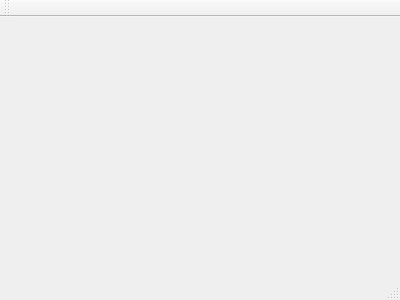
Above: mainwindow.ui from Duponin/easy-firewall before the change. Below: the same form after it.
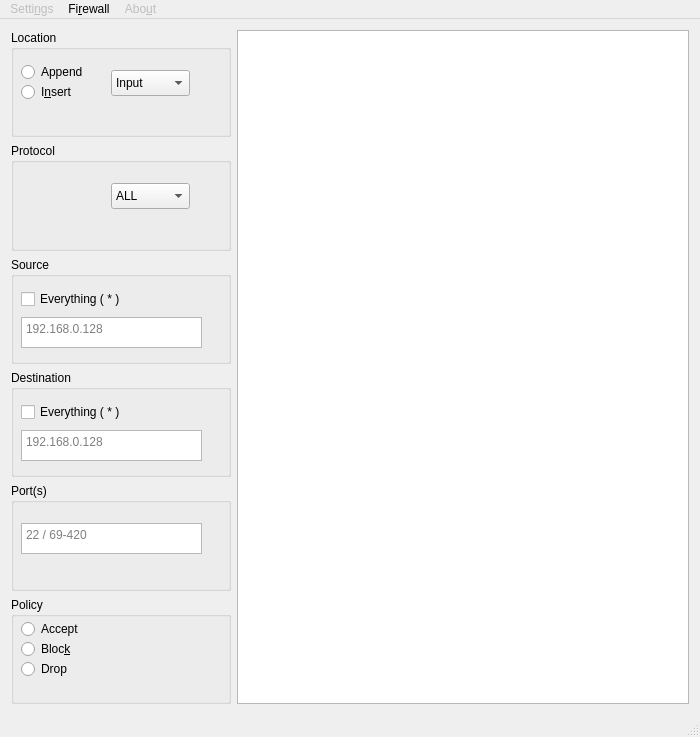
That is the form after the change.

What changed in the file:
```diff
--- a/mainwindow.ui
+++ b/mainwindow.ui
@@ -1,24 +1,484 @@
 <ui version="4.0">
  <class>MainWindow</class>
- <widget class="QMainWindow" name="MainWindow" >
-  <property name="geometry" >
+ <widget class="QMainWindow" name="MainWindow">
+  <property name="geometry">
    <rect>
     <x>0</x>
     <y>0</y>
-    <width>400</width>
-    <height>300</height>
+    <width>700</width>
+    <height>737</height>
    </rect>
   </property>
   <property name="windowTitle" >
    <string>MainWindow</string>
   </property>
-  <widget class="QMenuBar" name="menuBar" />
-  <widget class="QToolBar" name="mainToolBar" />
-  <widget class="QWidget" name="centralWidget" />
-  <widget class="QStatusBar" name="statusBar" />
+  <widget class="QWidget" name="centralWidget">
+   <layout class="QGridLayout" name="gridLayout_2">
+    <item row="1" column="0">
+     <spacer name="horizontalSpacer">
+      <property name="orientation">
+       <enum>Qt::Horizontal</enum>
+      </property>
+      <property name="sizeType">
+       <enum>QSizePolicy::Fixed</enum>
+      </property>
+      <property name="sizeHint" stdset="0">
+       <size>
+        <width>220</width>
+        <height>0</height>
+       </size>
+      </property>
+     </spacer>
+    </item>
+    <item row="3" column="1">
+     <widget class="QPlainTextEdit" name="plainTextEdit_4">
+      <property name="tabChangesFocus">
+       <bool>true</bool>
+      </property>
+      <property name="readOnly">
+       <bool>true</bool>
+      </property>
+     </widget>
+    </item>
+    <item row="3" column="0">
+     <layout class="QGridLayout" name="gridLayout_3">
+      <item row="5" column="0">
+       <widget class="QGroupBox" name="Ports">
+        <property name="title">
+         <string>Port(s)</string>
+        </property>
+        <widget class="QPlainTextEdit" name="ptePorts">
+         <property name="geometry">
+          <rect>
+           <x>10</x>
+           <y>40</y>
+           <width>181</width>
+           <height>31</height>
+          </rect>
+         </property>
+         <property name="tabChangesFocus">
+          <bool>true</bool>
+         </property>
+         <property name="placeholderText">
+          <string>22 / 69-420</string>
+         </property>
+        </widget>
+       </widget>
+      </item>
+      <item row="0" column="1">
+       <spacer name="verticalSpacer">
+        <property name="orientation">
+         <enum>Qt::Vertical</enum>
+        </property>
+        <property name="sizeType">
+         <enum>QSizePolicy::Minimum</enum>
+        </property>
+        <property name="sizeHint" stdset="0">
+         <size>
+          <width>0</width>
+          <height>100</height>
+         </size>
+        </property>
+       </spacer>
+      </item>
+      <item row="1" column="1">
+       <spacer name="verticalSpacer_2">
+        <property name="orientation">
+         <enum>Qt::Vertical</enum>
+        </property>
+        <property name="sizeType">
+         <enum>QSizePolicy::Minimum</enum>
+        </property>
+        <property name="sizeHint" stdset="0">
+         <size>
+          <width>0</width>
+          <height>80</height>
+         </size>
+        </property>
+       </spacer>
+      </item>
+      <item row="5" column="1">
+       <spacer name="verticalSpacer_5">
+        <property name="orientation">
+         <enum>Qt::Vertical</enum>
+        </property>
+        <property name="sizeType">
+         <enum>QSizePolicy::Minimum</enum>
+        </property>
+        <property name="sizeHint" stdset="0">
+         <size>
+          <width>0</width>
+          <height>90</height>
+         </size>
+        </property>
+       </spacer>
+      </item>
+      <item row="3" column="0">
+       <widget class="QGroupBox" name="Destination">
+        <property name="title">
+         <string>Destination</string>
+        </property>
+        <widget class="QCheckBox" name="chbDestinationWildcard">
+         <property name="geometry">
+          <rect>
+           <x>10</x>
+           <y>30</y>
+           <width>181</width>
+           <height>24</height>
+          </rect>
+         </property>
+         <property name="text">
+          <string>Everything ( * )</string>
+         </property>
+        </widget>
+        <widget class="QPlainTextEdit" name="pteDestinationIP">
+         <property name="geometry">
+          <rect>
+           <x>10</x>
+           <y>60</y>
+           <width>181</width>
+           <height>31</height>
+          </rect>
+         </property>
+         <property name="tabChangesFocus">
+          <bool>true</bool>
+         </property>
+         <property name="placeholderText">
+          <string>192.168.0.128</string>
+         </property>
+        </widget>
+       </widget>
+      </item>
+      <item row="0" column="0">
+       <widget class="QGroupBox" name="Location">
+        <property name="title">
+         <string>Location</string>
+        </property>
+        <widget class="QRadioButton" name="rbInsert">
+         <property name="geometry">
+          <rect>
+           <x>10</x>
+           <y>50</y>
+           <width>102</width>
+           <height>24</height>
+          </rect>
+         </property>
+         <property name="text">
+          <string>I&amp;nsert</string>
+         </property>
+        </widget>
+        <widget class="QRadioButton" name="rbAppend">
+         <property name="geometry">
+          <rect>
+           <x>10</x>
+           <y>30</y>
+           <width>102</width>
+           <height>24</height>
+          </rect>
+         </property>
+         <property name="text">
+          <string>Append</string>
+         </property>
+        </widget>
+        <widget class="QComboBox" name="cbLocation">
+         <property name="geometry">
+          <rect>
+           <x>100</x>
+           <y>40</y>
+           <width>79</width>
+           <height>26</height>
+          </rect>
+         </property>
+         <property name="frame">
+          <bool>true</bool>
+         </property>
+         <item>
+          <property name="text">
+           <string>Input</string>
+          </property>
+         </item>
+         <item>
+          <property name="text">
+           <string>Output</string>
+          </property>
+         </item>
+         <item>
+          <property name="text">
+           <string>Forward</string>
+          </property>
+         </item>
+        </widget>
+       </widget>
+      </item>
+      <item row="2" column="1">
+       <spacer name="verticalSpacer_3">
+        <property name="orientation">
+         <enum>Qt::Vertical</enum>
+        </property>
+        <property name="sizeType">
+         <enum>QSizePolicy::Minimum</enum>
+        </property>
+        <property name="sizeHint" stdset="0">
+         <size>
+          <width>0</width>
+          <height>100</height>
+         </size>
+        </property>
+       </spacer>
+      </item>
+      <item row="2" column="0">
+       <widget class="QGroupBox" name="Source">
+        <property name="title">
+         <string>Source</string>
+        </property>
+        <widget class="QCheckBox" name="chbSourceWildcard">
+         <property name="geometry">
+          <rect>
+           <x>10</x>
+           <y>30</y>
+           <width>181</width>
+           <height>24</height>
+          </rect>
+         </property>
+         <property name="text">
+          <string>Everything ( * )</string>
+         </property>
+        </widget>
+        <widget class="QPlainTextEdit" name="pteSourceIP">
+         <property name="geometry">
+          <rect>
+           <x>10</x>
+           <y>60</y>
+           <width>181</width>
+           <height>31</height>
+          </rect>
+         </property>
+         <property name="tabChangesFocus">
+          <bool>true</bool>
+         </property>
+         <property name="placeholderText">
+          <string>192.168.0.128</string>
+         </property>
+        </widget>
+       </widget>
+      </item>
+      <item row="1" column="0">
+       <widget class="QGroupBox" name="Protocol">
+        <property name="title">
+         <string>Protocol</string>
+        </property>
+        <widget class="QComboBox" name="cbProtocol">
+         <property name="geometry">
+          <rect>
+           <x>100</x>
+           <y>40</y>
+           <width>79</width>
+           <height>26</height>
+          </rect>
+         </property>
+         <item>
+          <property name="text">
+           <string>ALL</string>
+          </property>
+         </item>
+         <item>
+          <property name="text">
+           <string>TCP</string>
+          </property>
+         </item>
+         <item>
+          <property name="text">
+           <string>UDP</string>
+          </property>
+         </item>
+        </widget>
+       </widget>
+      </item>
+      <item row="3" column="1">
+       <spacer name="verticalSpacer_4">
+        <property name="orientation">
+         <enum>Qt::Vertical</enum>
+        </property>
+        <property name="sizeType">
+         <enum>QSizePolicy::Minimum</enum>
+        </property>
+        <property name="sizeHint" stdset="0">
+         <size>
+          <width>0</width>
+          <height>100</height>
+         </size>
+        </property>
+       </spacer>
+      </item>
+      <item row="6" column="1">
+       <spacer name="verticalSpacer_6">
+        <property name="orientation">
+         <enum>Qt::Vertical</enum>
+        </property>
+        <property name="sizeType">
+         <enum>QSizePolicy::Minimum</enum>
+        </property>
+        <property name="sizeHint" stdset="0">
+         <size>
+          <width>0</width>
+          <height>100</height>
+         </size>
+        </property>
+       </spacer>
+      </item>
+      <item row="6" column="0">
+       <widget class="QGroupBox" name="Policy">
+        <property name="title">
+         <string>Policy</string>
+        </property>
+        <widget class="QRadioButton" name="rbPolicyAccept">
+         <property name="geometry">
+          <rect>
+           <x>10</x>
+           <y>20</y>
+           <width>102</width>
+           <height>24</height>
+          </rect>
+         </property>
+         <property name="text">
+          <string>Accept</string>
+         </property>
+        </widget>
+        <widget class="QRadioButton" name="rbPolicyBlock">
+         <property name="geometry">
+          <rect>
+           <x>10</x>
+           <y>40</y>
+           <width>102</width>
+           <height>24</height>
+          </rect>
+         </property>
+         <property name="text">
+          <string>Bloc&amp;k</string>
+         </property>
+        </widget>
+        <widget class="QRadioButton" name="rbPolicyDrop">
+         <property name="geometry">
+          <rect>
+           <x>10</x>
+           <y>60</y>
+           <width>102</width>
+           <height>24</height>
+          </rect>
+         </property>
+         <property name="text">
+          <string>Drop</string>
+         </property>
+        </widget>
+       </widget>
+      </item>
+     </layout>
+    </item>
+   </layout>
+  </widget>
+  <widget class="QStatusBar" name="statusBar"/>
+  <widget class="QMenuBar" name="menuBar">
+   <property name="geometry">
+    <rect>
+     <x>0</x>
+     <y>0</y>
+     <width>700</width>
+     <height>23</height>
+    </rect>
+   </property>
+   <widget class="QMenu" name="menuIpTable">
+    <property name="enabled">
+     <bool>false</bool>
+    </property>
+    <property name="title">
+     <string>Setti&amp;ngs</string>
+    </property>
+   </widget>
+   <widget class="QMenu" name="menuAbout">
+    <property name="enabled">
+     <bool>false</bool>
+    </property>
+    <property name="title">
+     <string>Abo&amp;ut</string>
+    </property>
+   </widget>
+   <widget class="QMenu" name="menuFirwall">
+    <property name="title">
+     <string>Fi&amp;rewall</string>
+    </property>
+    <addaction name="actionIpTable"/>
+    <addaction name="actionPF"/>
+    <addaction name="actionIpfilter"/>
+    <addaction name="actionIPFW"/>
+   </widget>
+   <addaction name="menuIpTable"/>
+   <addaction name="menuFirwall"/>
+   <addaction name="menuAbout"/>
+  </widget>
+  <action name="actionIpTable">
+   <property name="checkable">
+    <bool>true</bool>
+   </property>
+   <property name="checked">
+    <bool>true</bool>
+   </property>
+   <property name="enabled">
+    <bool>false</bool>
+   </property>
+   <property name="text">
+    <string>Iptables</string>
+   </property>
+  </action>
+  <action name="actionPF">
+   <property name="checkable">
+    <bool>true</bool>
+   </property>
+   <property name="enabled">
+    <bool>false</bool>
+   </property>
+   <property name="text">
+    <string>PF</string>
+   </property>
+  </action>
+  <action name="actionIpfilter">
+   <property name="checkable">
+    <bool>true</bool>
+   </property>
+   <property name="enabled">
+    <bool>false</bool>
+   </property>
+   <property name="text">
+    <string>IPFilter</string>
+   </property>
+  </action>
+  <action name="actionIPFW">
+   <property name="checkable">
+    <bool>true</bool>
+   </property>
+   <property name="enabled">
+    <bool>false</bool>
+   </property>
+   <property name="text">
+    <string>IPFW</string>
+   </property>
+  </action>
  </widget>
- <layoutDefault spacing="6" margin="11" />
- <pixmapfunction></pixmapfunction>
+ <layoutdefault spacing="6" margin="11"/>
+ <tabstops>
+  <tabstop>rbAppend</tabstop>
+  <tabstop>rbInsert</tabstop>
+  <tabstop>cbLocation</tabstop>
+  <tabstop>cbProtocol</tabstop>
+  <tabstop>chbSourceWildcard</tabstop>
+  <tabstop>pteSourceIP</tabstop>
+  <tabstop>chbDestinationWildcard</tabstop>
+  <tabstop>pteDestinationIP</tabstop>
+  <tabstop>ptePorts</tabstop>
+  <tabstop>rbPolicyAccept</tabstop>
+  <tabstop>rbPolicyBlock</tabstop>
+  <tabstop>rbPolicyDrop</tabstop>
+  <tabstop>plainTextEdit_4</tabstop>
+ </tabstops>
  <resources/>
  <connections/>
 </ui>
```
Left out of the diff: 3 changed lines with no effect on the pictures.
